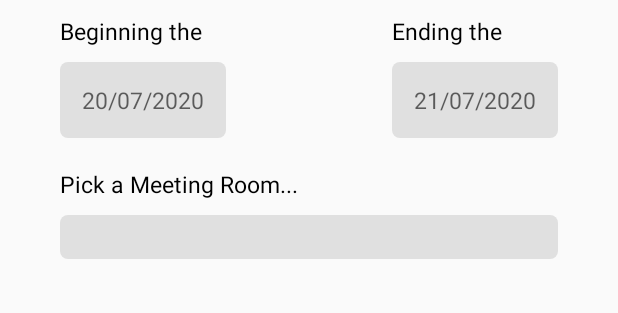
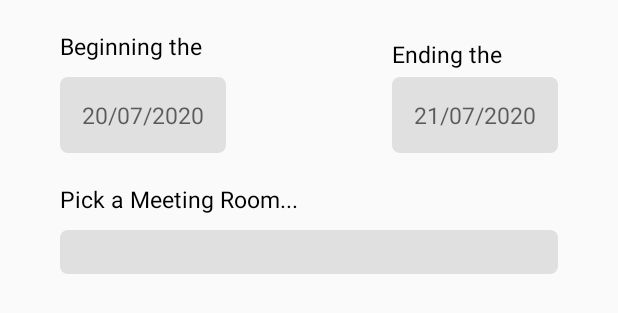
Before and after one commit to RocaFR/P04_Mareu, an Android app: the layout fragment_filter_meetings.xml on its own in the app's theme, with its tools: preview values and no code run, on a phone screen of 412 x 824 dp. Shown: the top 313 px of the screen. Run offline under Robolectric (Android 15) with nearby library versions, the phone set to English and light mode, and no system bars.

Commit message:
Meetings filters complete

```diff
--- a/app/src/main/res/layout/fragment_filter_meetings.xml
+++ b/app/src/main/res/layout/fragment_filter_meetings.xml
@@ -5,6 +5,7 @@
     android:layout_height="match_parent"
     xmlns:app="http://schemas.android.com/apk/res-auto"
     tools:context=".FilterMeetingsFragment">
+
 
     <TextView
         android:id="@+id/fragment_filter_textView_pickDateBegin"
@@ -15,14 +16,15 @@
         android:text="@string/fragment_filter_textview_beginningdate"
         android:textSize="15sp"
         android:textColor="@android:color/black"
-        android:layout_marginTop="10dp"/>
+        android:layout_marginTop="20dp"/>
 
     <TextView
         android:id="@+id/fragment_filter_textView_pickDateEnd"
         android:layout_width="wrap_content"
         android:layout_height="wrap_content"
         app:layout_constraintStart_toStartOf="@id/fragment_filter_textView_dateEnd"
-        app:layout_constraintTop_toTopOf="parent"
+        app:layout_constraintTop_toTopOf="@id/fragment_filter_textView_pickDateBegin"
+        app:layout_constraintBottom_toBottomOf="@id/fragment_filter_textView_pickDateBegin"
         android:textSize="15sp"
         android:textColor="@android:color/black"
         android:layout_marginTop="10dp"
@@ -38,7 +40,7 @@
         android:layout_marginTop="10dp"
         app:layout_constraintStart_toStartOf="parent"
         android:textSize="15sp"
-        android:hint="20/07/2020"/>
+        tools:hint="20/07/2020"/>
 
     <TextView
         android:id="@+id/fragment_filter_textView_dateEnd"
@@ -50,7 +52,7 @@
         android:layout_marginTop="0dp"
         app:layout_constraintEnd_toEndOf="parent"
         android:textSize="15sp"
-        android:hint="21/07/2020"/>
+        tools:hint="21/07/2020"/>
 
     <TextView
         android:id="@+id/fragment_filter_textView_pickAMeetingRoom"
@@ -58,7 +60,7 @@
         android:layout_height="wrap_content"
         app:layout_constraintStart_toStartOf="@id/fragment_filter_textView_dateBegin"
         app:layout_constraintTop_toBottomOf="@id/fragment_filter_textView_dateBegin"
-        android:text="Pick a Meeting Room..."
+        android:text="@string/fragment_filter_pickMeeting"
         android:textSize="15sp"
         android:textColor="@android:color/black"
         android:layout_marginTop="20dp"/>
--- a/app/src/main/res/values/colors.xml
+++ b/app/src/main/res/values/colors.xml
@@ -7,4 +7,5 @@
     <color name="buttonAddMeetingTrue">@android:color/black</color>
     <color name="buttonAddMeetingFalse">#E0E0E0</color>
     <color name="textColorLink">@android:color/black</color>
+    <color name="spinnerBackgroundDisable">@android:color/black</color>
 </resources>
--- a/app/src/main/res/values/strings.xml
+++ b/app/src/main/res/values/strings.xml
@@ -15,4 +15,8 @@
     <string name="hello_blank_fragment">Hello blank fragment</string>
     <string name="fragment_filter_textview_beginningdate">Beginning the</string>
     <string name="fragment_filter_textview_endingdate">Ending the</string>
+    <string name="fragment_filter_title">By date range OR Meeting Room</string>
+    <string name="fragment_filter_pickMeeting">Pick a Meeting Room...</string>
+    <string name="pick_date_filter">Please pick a beginning and ending date</string>
+    <string name="date_picking_error">The beginning date cannot be after the ending date</string>
 </resources>
--- a/app/src/main/res/values/styles.xml
+++ b/app/src/main/res/values/styles.xml
@@ -1,6 +1,6 @@
 <resources>
-    <!-- Base application theme. -->
-    <style name="AppTheme" parent="Theme.AppCompat.DayNight">
+    <!-- Base application theme -->
+    <style name="AppTheme" parent="Theme.AppCompat.Light">
         <!-- Customize your theme here. -->
         <item name="colorPrimary">@color/colorPrimary</item>
         <item name="colorPrimaryDark">@color/colorPrimaryDark</item>
```
Also changed, not shown: app/src/main/java/bryan/roca/mareu/controllers/activities/AddMeetingActivity.java (+5 -4 lines), app/src/main/java/bryan/roca/mareu/controllers/activities/MainActivity.java (+90 -6 lines), app/src/main/java/bryan/roca/mareu/service/DummyMeetingApiService.java (+31 -3 lines), app/src/main/java/bryan/roca/mareu/service/MeetingApiService.java (+10 -0 lines), app/src/main/res/layout/empty_activity_main.xml (added, +18 -0 lines).
